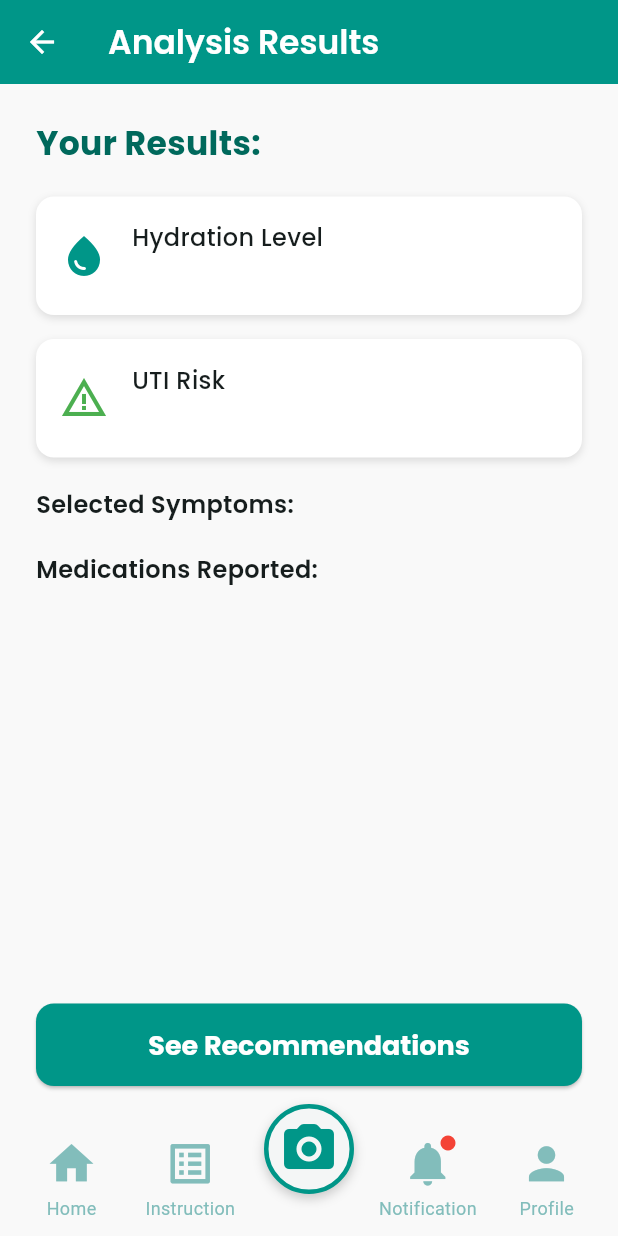
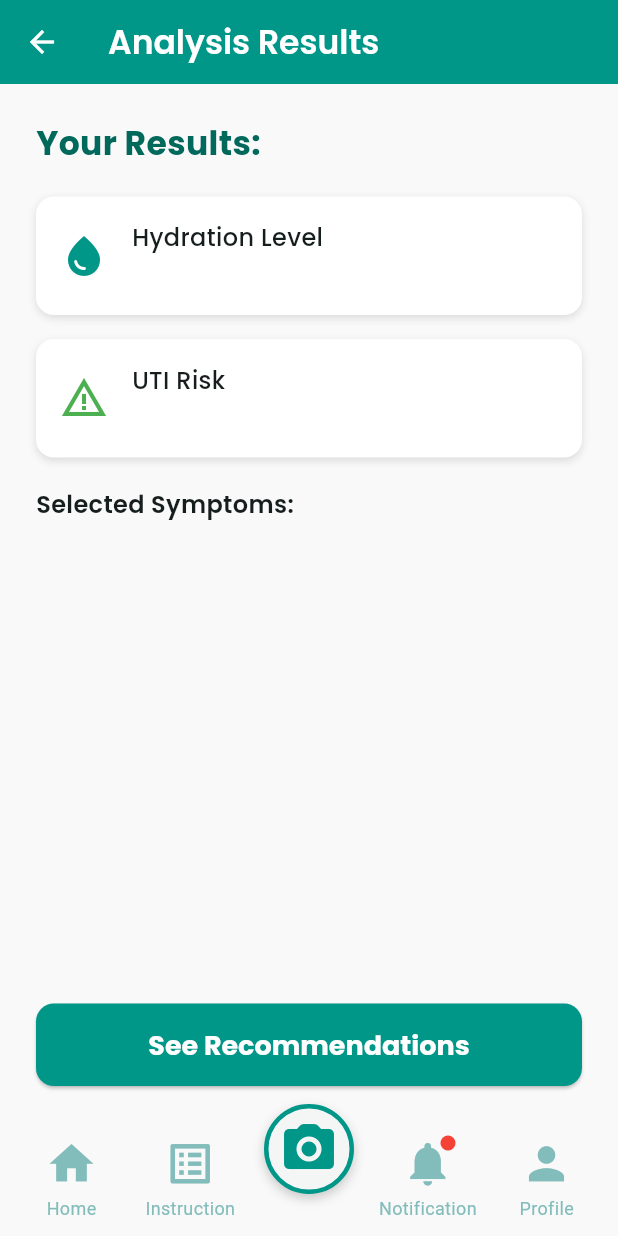
Before and after one commit to pearljanettecacayan/Urinova_app, a Flutter app: the ResultsScreen screen opened directly with empty values, on a phone screen of 412 x 824 dp. Run offline on Flutter 3.47's test engine with Material 3 defaults, Android fonts, the phone set to English and light mode, and no system bars; our stand-ins replace carousel_slider, cloud_firestore, firebase_auth, firebase_core, google_fonts, image_picker and 2 more; missing offline and left inert: tflite_flutter; accounts and stored records are empty.

Commit message:
editing sypmtoms

```diff
--- a/lib/components/CustomBottomNavBar.dart
+++ b/lib/components/CustomBottomNavBar.dart
@@ -8,10 +8,10 @@ class CustomBottomNavBar extends StatefulWidget {
   final Function(int) onItemTapped;
 
   const CustomBottomNavBar({
-    Key? key,
+    super.key,
     required this.selectedIndex,
     required this.onItemTapped,
-  }) : super(key: key);
+  });
 
   @override
   State<CustomBottomNavBar> createState() => _CustomBottomNavBarState();
--- a/lib/main.dart
+++ b/lib/main.dart
@@ -120,7 +120,6 @@ class _UrinalysisAppState extends State<UrinalysisApp> {
               utiRisk: args['utiRisk'],
               confidence: args['confidence'],
               symptoms: args['symptoms'],
-              medications: args['medications'],
             ),
           );
         }
--- a/lib/screens/home.dart
+++ b/lib/screens/home.dart
@@ -9,6 +9,8 @@ import '../components/CustomBottomNavBar.dart';
 import 'package:urinalysis_app/helpers/tflite_helper.dart';
 
 class HomeScreen extends StatefulWidget {
+  const HomeScreen({super.key});
+
   @override
   _HomeScreenState createState() => _HomeScreenState();
 }
--- a/lib/screens/profile.dart
+++ b/lib/screens/profile.dart
@@ -32,6 +32,7 @@ class _ProfileScreenState extends State<ProfileScreen> {
         Navigator.pushReplacementNamed(context, '/notifications'); // 🔔
         break;
       case 4:
+
         /// Already on profile
         break;
     }
--- a/lib/screens/results.dart
+++ b/lib/screens/results.dart
@@ -10,7 +10,6 @@ class ResultsScreen extends StatefulWidget {
   final String utiRisk;
   final String confidence;
   final List<String> symptoms;
-  final List<String> medications;
 
   const ResultsScreen({
     super.key,
@@ -18,7 +17,6 @@ class ResultsScreen extends StatefulWidget {
     required this.utiRisk,
     required this.confidence,
     required this.symptoms,
-    required this.medications,
   });
 
   @override
@@ -78,7 +76,10 @@ class _ResultsScreenState extends State<ResultsScreen> {
         iconTheme: const IconThemeData(color: Colors.white),
         title: Text(
           'Analysis Results',
-          style: GoogleFonts.poppins(fontWeight: FontWeight.w600, color: Colors.white),
+          style: GoogleFonts.poppins(
+            fontWeight: FontWeight.w600,
+            color: Colors.white,
+          ),
         ),
       ),
       body: Padding(
@@ -113,17 +114,15 @@ class _ResultsScreenState extends State<ResultsScreen> {
             const SizedBox(height: 20),
             Text(
               "Selected Symptoms:",
-              style: GoogleFonts.poppins(fontWeight: FontWeight.w600, fontSize: 16),
+              style: GoogleFonts.poppins(
+                fontWeight: FontWeight.w600,
+                fontSize: 16,
+              ),
             ),
             const SizedBox(height: 8),
-            ...widget.symptoms.map((s) => Text("• $s", style: GoogleFonts.poppins(fontSize: 14))),
-            const SizedBox(height: 12),
-            Text(
-              "Medications Reported:",
-              style: GoogleFonts.poppins(fontWeight: FontWeight.w600, fontSize: 16),
+            ...widget.symptoms.map(
+              (s) => Text("• $s", style: GoogleFonts.poppins(fontSize: 14)),
             ),
-            const SizedBox(height: 8),
-            ...widget.medications.map((m) => Text("• $m", style: GoogleFonts.poppins(fontSize: 14))),
             const Spacer(),
             SizedBox(
               width: double.infinity,
@@ -160,14 +159,20 @@ class _ResultsScreenState extends State<ResultsScreen> {
     );
   }
 
-  Widget _buildResultCard(String title, String status, String confidence, IconData icon, Color iconColor) {
+  Widget _buildResultCard(
+    String title,
+    String status,
+    String confidence,
+    IconData icon,
+    Color iconColor,
+  ) {
     return Container(
       padding: const EdgeInsets.all(16),
       decoration: BoxDecoration(
         color: Colors.white,
         borderRadius: BorderRadius.circular(12),
         boxShadow: const [
-          BoxShadow(color: Colors.black12, blurRadius: 4, offset: Offset(0, 2))
+          BoxShadow(color: Colors.black12, blurRadius: 4, offset: Offset(0, 2)),
         ],
       ),
       child: Row(
@@ -178,12 +183,30 @@ class _ResultsScreenState extends State<ResultsScreen> {
             child: Column(
               crossAxisAlignment: CrossAxisAlignment.start,
               children: [
-                Text(title, style: GoogleFonts.poppins(fontSize: 16, fontWeight: FontWeight.w500)),
+                Text(
+                  title,
+                  style: GoogleFonts.poppins(
+                    fontSize: 16,
+                    fontWeight: FontWeight.w500,
+                  ),
+                ),
                 const SizedBox(height: 4),
-                Text(status, style: GoogleFonts.poppins(fontSize: 14, color: Colors.grey[800])),
+                Text(
+                  status,
+                  style: GoogleFonts.poppins(
+                    fontSize: 14,
+                    color: Colors.grey[800],
+                  ),
+                ),
                 if (confidence.isNotEmpty) ...[
                   const SizedBox(height: 2),
-                  Text("Confidence: $confidence%", style: GoogleFonts.poppins(fontSize: 12, color: Colors.grey[600])),
+                  Text(
+                    "Confidence: $confidence%",
+                    style: GoogleFonts.poppins(
+                      fontSize: 12,
+                      color: Colors.grey[600],
+                    ),
+                  ),
                 ],
               ],
             ),
```
Also changed, not shown: lib/screens/symptoms.dart (+23 -65 lines).
